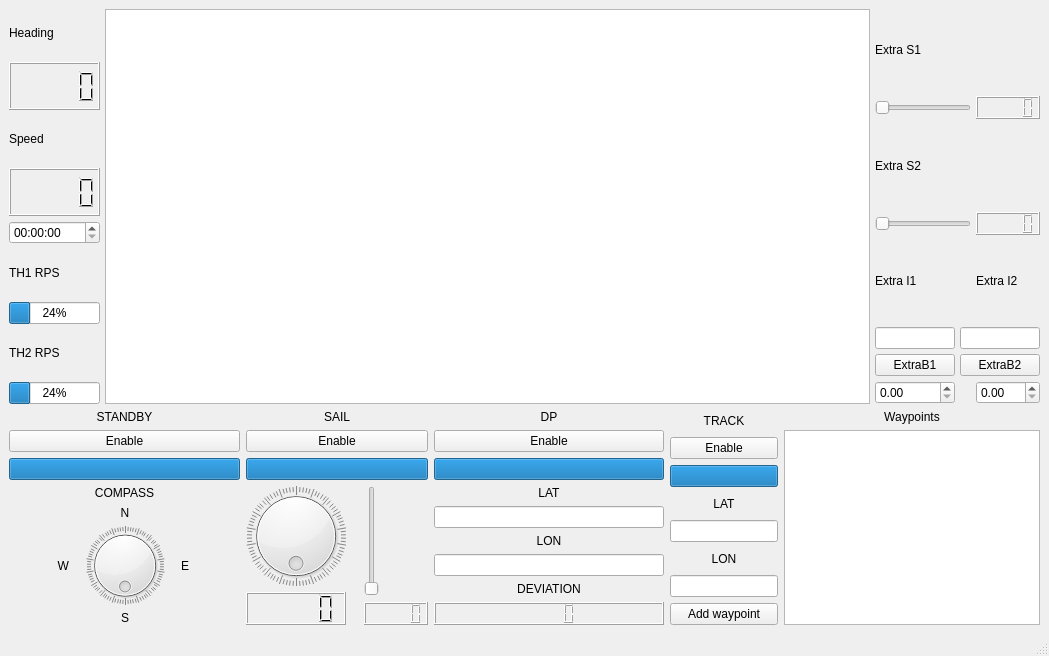
This is EngineeringGUi/EngineeringDashboard.ui in Androse06/Mekatronikk3 as Qt 5 draws it before an edit. The edited form follows.
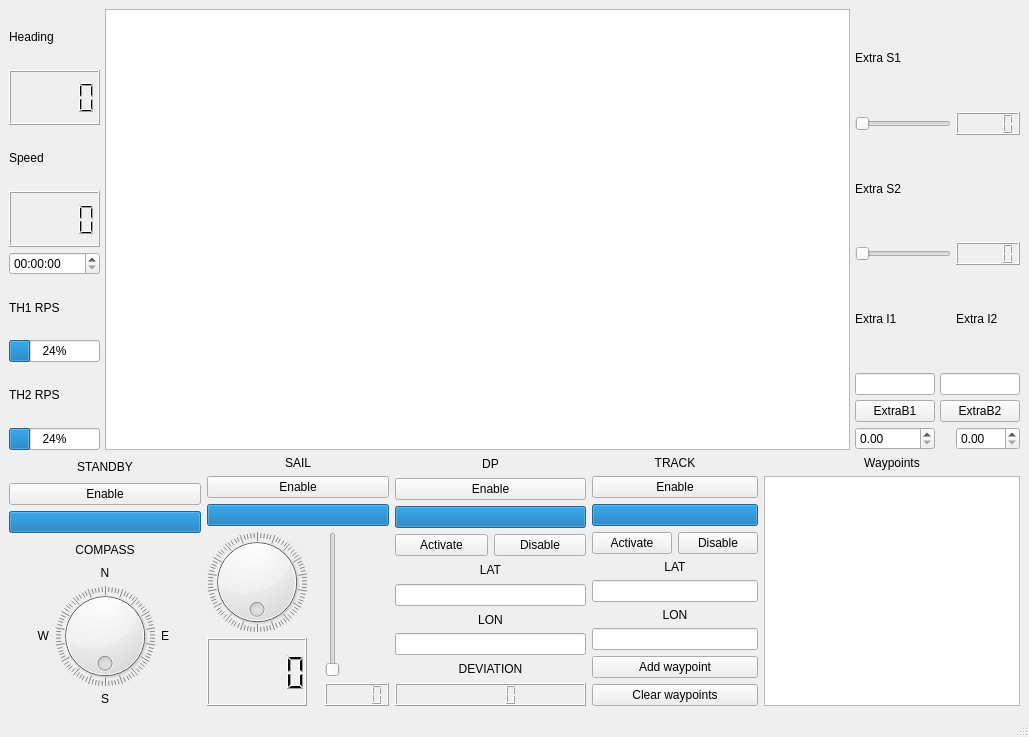
This is the edited form.

Commit message: modified:   EngineeringGUi/EngineerDashboardMain.py 	modified:   EngineeringGUi/EngineeringDashboard.py 	modified:   EngineeringGUi/EngineeringDashboard.ui 	modified:   EngineeringGUi/__pycache__/EngineeringDashboard.cpython-311.pyc

What changed in the file:
```diff
--- a/EngineeringGUi/EngineeringDashboard.ui
+++ b/EngineeringGUi/EngineeringDashboard.ui
@@ -6,8 +6,8 @@
    <rect>
     <x>0</x>
     <y>0</y>
-    <width>1049</width>
-    <height>656</height>
+    <width>1029</width>
+    <height>737</height>
    </rect>
   </property>
   <property name="windowTitle">
@@ -17,9 +17,9 @@
    <bool>true</bool>
   </property>
   <widget class="QWidget" name="centralwidget">
-   <layout class="QGridLayout" name="gridLayout_5">
+   <layout class="QGridLayout" name="gridLayout_2">
     <item row="0" column="0">
-     <layout class="QVBoxLayout" name="verticalLayout_10" stretch="3,1">
+     <layout class="QVBoxLayout" name="verticalLayout_10" stretch="4,1">
       <item>
        <layout class="QHBoxLayout" name="horizontalLayout_2" stretch="1,10,1">
         <property name="spacing">
@@ -164,7 +164,7 @@
        </layout>
       </item>
       <item>
-       <layout class="QHBoxLayout" name="horizontalLayout">
+       <layout class="QHBoxLayout" name="horizontalLayout_5">
         <item>
          <layout class="QVBoxLayout" name="verticalLayout_8">
           <item>
@@ -270,6 +270,9 @@
            <layout class="QVBoxLayout" name="verticalLayout_5">
             <item>
              <widget class="QSlider" name="Sail_Throttle_Slider">
+              <property name="maximum">
+               <number>100</number>
+              </property>
               <property name="orientation">
                <enum>Qt::Vertical</enum>
               </property>
@@ -362,6 +365,24 @@
             </property>
            </widget>
           </item>
+          <item>
+           <layout class="QHBoxLayout" name="horizontalLayout">
+            <item>
+             <widget class="QPushButton" name="Dp_Activate_Button">
+              <property name="text">
+               <string>Activate</string>
+              </property>
+             </widget>
+            </item>
+            <item>
+             <widget class="QPushButton" name="Dp_Disable_Button">
+              <property name="text">
+               <string>Disable</string>
+              </property>
+             </widget>
+            </item>
+           </layout>
+          </item>
           <item>
            <widget class="QLabel" name="Lat_Dp_Label">
             <property name="text">
@@ -404,8 +425,8 @@
          </layout>
         </item>
         <item>
-         <layout class="QGridLayout" name="gridLayout_2">
-          <item row="0" column="0">
+         <layout class="QHBoxLayout" name="horizontalLayout_4">
+          <item>
            <layout class="QVBoxLayout" name="verticalLayout">
             <item>
              <widget class="QLabel" name="Track_Label">
@@ -434,6 +455,24 @@
               </property>
              </widget>
             </item>
+            <item>
+             <layout class="QHBoxLayout" name="horizontalLayout_3">
+              <item>
+               <widget class="QPushButton" name="Track_Activate_Button">
+                <property name="text">
+                 <string>Activate</string>
+                </property>
+               </widget>
+              </item>
+              <item>
+               <widget class="QPushButton" name="Track_Disable_Button">
+                <property name="text">
+                 <string>Disable</string>
+                </property>
+               </widget>
+              </item>
+             </layout>
+            </item>
             <item>
              <widget class="QLabel" name="Lat_Label_Track">
               <property name="text">
@@ -467,9 +506,16 @@
               </property>
              </widget>
             </item>
+            <item>
+             <widget class="QPushButton" name="Clear_Waypoint_Button">
+              <property name="text">
+               <string>Clear waypoints</string>
+              </property>
+             </widget>
+            </item>
            </layout>
           </item>
-          <item row="0" column="1">
+          <item>
            <layout class="QVBoxLayout" name="verticalLayout_2">
             <item>
              <widget class="QLabel" name="Waypoints_Label">
```
Left out of the diff: 4 changed lines with no effect on the pictures. The commit also changes 3 other files.
